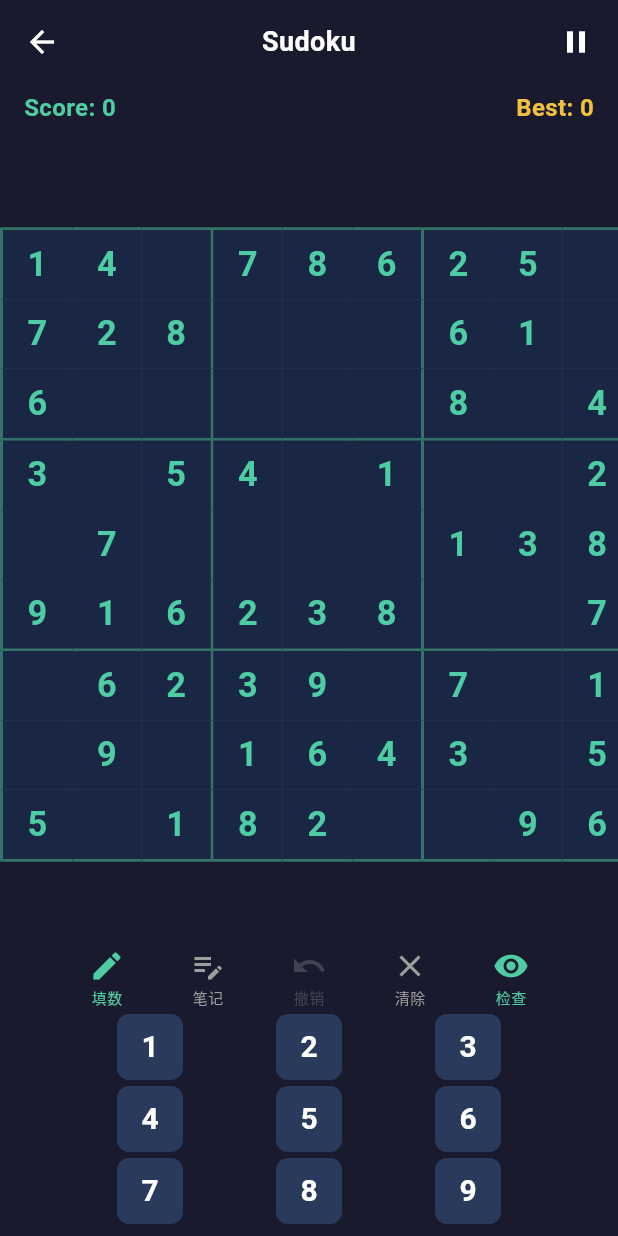
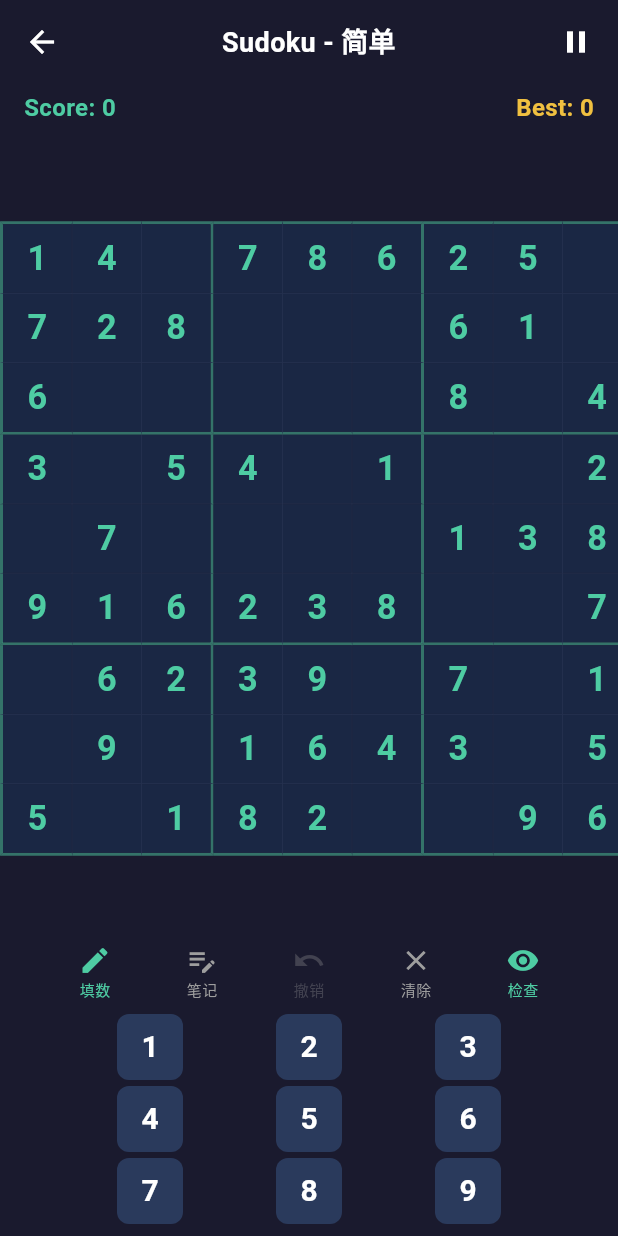
Before and after one commit to cecil-su/mini-play, a Flutter app: the SudokuPage screen opened by its route, on a phone screen of 412 x 824 dp. Run offline on Flutter 3.47's test engine with Material 3 defaults, Android fonts, the phone set to English and light mode, and no system bars; our stand-ins replace shared_preferences; missing offline and left inert: flame; accounts and stored records are empty.

Commit message:
fix(sudoku): apply code review fixes
- Fix _isPaused not reset in _replay (timer wouldn't start after pause+replay)
- Replace Future.delayed with cancellable Timer for win delay
- Cancel win delay timer in dispose/replay to prevent stale navigation
- Increase action bar button touch targets to 48x48px
- Add difficulty name to title bar (e.g. "Sudoku - 简单")
- Disable error toggle button after winning
- Fix gameName casing to lowercase 'sudoku' per convention
- Remove unnecessary _updateErrors() call in toggleNote

Co-Authored-By: Claude Opus 4.6 (1M context) <noreply@anthropic.com>

```diff
--- a/lib/sudoku/sudoku_board.dart
+++ b/lib/sudoku/sudoku_board.dart
@@ -79,7 +79,6 @@ class SudokuBoard {
     } else {
       cell.notes.add(value);
     }
-    _updateErrors();
   }
 
   void clearCell(int row, int col) {
--- a/lib/sudoku/sudoku_page.dart
+++ b/lib/sudoku/sudoku_page.dart
@@ -29,6 +29,7 @@ class _SudokuPageState extends State<SudokuPage> {
   int _errorCount = 0;
   int _elapsed = 0;
   Timer? _timer;
+  Timer? _winDelayTimer;
   bool _timerStarted = false;
   bool _isPaused = false;
   bool _isNoteMode = false;
@@ -146,7 +147,7 @@ class _SudokuPageState extends State<SudokuPage> {
     _timer?.cancel();
     _updateScore();
 
-    Future.delayed(const Duration(seconds: 1), () {
+    _winDelayTimer = Timer(const Duration(seconds: 1), () {
       if (!mounted) return;
       final score = _scoreNotifier.value;
       ScoreService().saveHighScore('sudoku', widget.difficulty.scoreMode, score);
@@ -156,7 +157,7 @@ class _SudokuPageState extends State<SudokuPage> {
         MaterialPageRoute(
           builder: (_) => GameOverPage(
             data: GameOverData(
-              gameName: 'Sudoku',
+              gameName: 'sudoku',
               mode: widget.difficulty.name,
               title: '恭喜通关',
               stats: {
@@ -175,11 +176,13 @@ class _SudokuPageState extends State<SudokuPage> {
 
   void _replay() {
     _timer?.cancel();
+    _winDelayTimer?.cancel();
     setState(() {
       _board = null;
       _elapsed = 0;
       _errorCount = 0;
       _timerStarted = false;
+      _isPaused = false;
       _isNoteMode = false;
       _selectedRow = null;
       _selectedCol = null;
@@ -193,6 +196,7 @@ class _SudokuPageState extends State<SudokuPage> {
   @override
   void dispose() {
     _timer?.cancel();
+    _winDelayTimer?.cancel();
     _scoreNotifier.dispose();
     super.dispose();
   }
@@ -273,7 +277,7 @@ class _SudokuPageState extends State<SudokuPage> {
   Widget build(BuildContext context) {
     return GameScaffold(
       key: _gameKey,
-      title: 'Sudoku',
+      title: 'Sudoku - ${widget.difficulty.name}',
       scoreNotifier: _scoreNotifier,
       bestScore: _bestScore,
       scoreLabel: 'Score',
@@ -415,7 +419,7 @@ class _SudokuPageState extends State<SudokuPage> {
             icon: _showErrors ? Icons.visibility : Icons.visibility_off,
             label: '检查',
             isActive: _showErrors,
-            onTap: () => setState(() => _showErrors = !_showErrors),
+            onTap: won ? null : () => setState(() => _showErrors = !_showErrors),
           ),
         ],
       ),
@@ -436,13 +440,17 @@ class _SudokuPageState extends State<SudokuPage> {
             : Colors.grey;
     return GestureDetector(
       onTap: enabled ? onTap : null,
-      child: Column(
-        mainAxisSize: MainAxisSize.min,
-        children: [
-          Icon(icon, color: color, size: 24),
-          const SizedBox(height: 2),
-          Text(label, style: TextStyle(color: color, fontSize: 10)),
-        ],
+      child: SizedBox(
+        width: 48,
+        height: 48,
+        child: Column(
+          mainAxisAlignment: MainAxisAlignment.center,
+          children: [
+            Icon(icon, color: color, size: 22),
+            const SizedBox(height: 2),
+            Text(label, style: TextStyle(color: color, fontSize: 10)),
+          ],
+        ),
       ),
     );
   }
```
